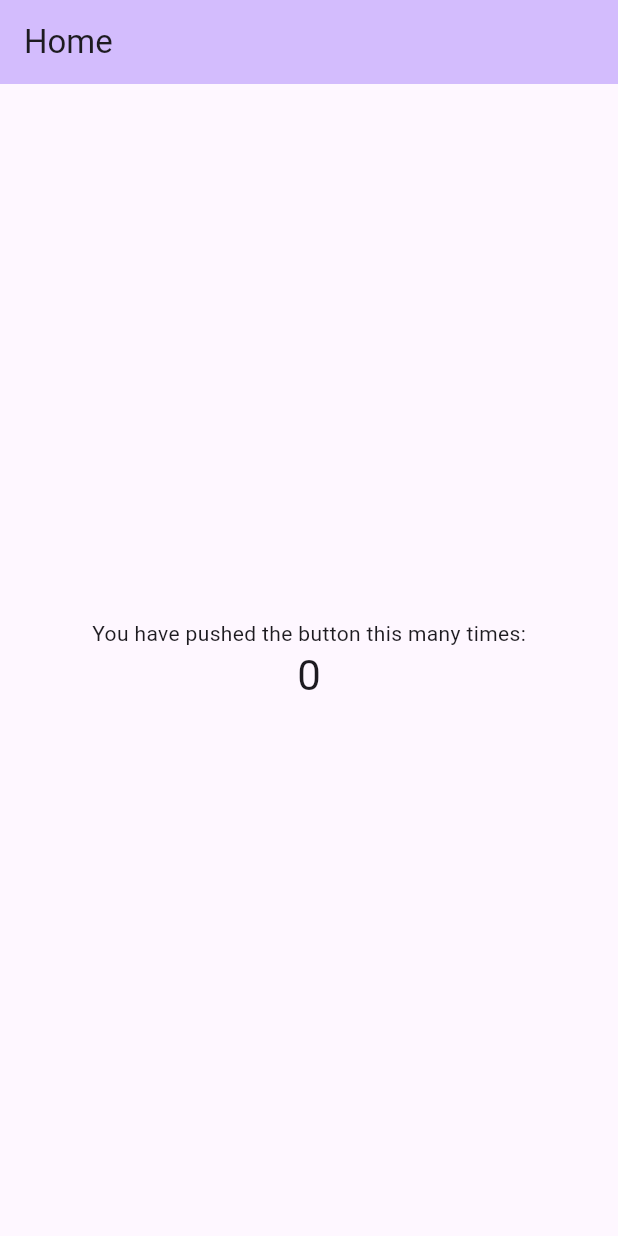
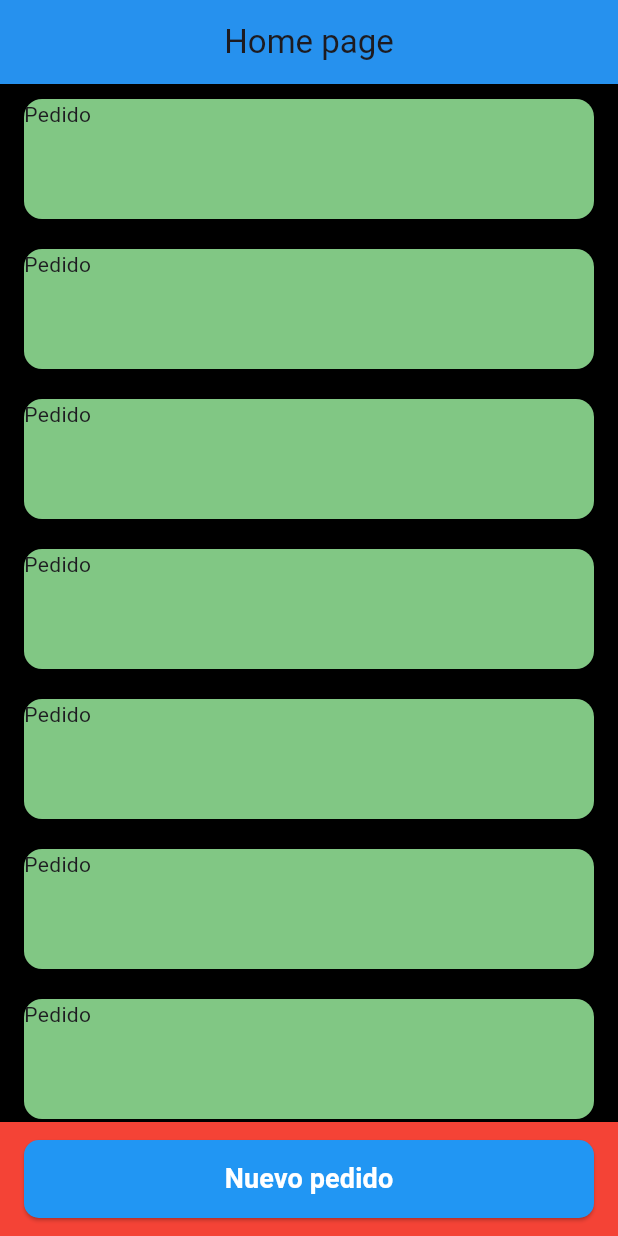
Before and after one commit to Foompe/AccesibilidadFlutter, a Flutter app: the screen it shows after launch, on a phone screen of 412 x 824 dp. Run offline on Flutter 3.47's test engine with Material 3 defaults, Android fonts, the phone set to English and light mode, and no system bars.

Commit message:
Interfaz y navegacion

```diff
--- a/lib/main.dart
+++ b/lib/main.dart
@@ -1,7 +1,10 @@
 import 'package:flutter/material.dart';
+import 'package:t4_1_navegacion/views/CreacionPage.dart';
+import 'package:t4_1_navegacion/views/HomePage.dart';
+import 'package:t4_1_navegacion/views/ProductosPage.dart';
 
 void main() {
-  runApp(const MyApp());
+  runApp(MyApp());
 }
 
 class MyApp extends StatelessWidget {
@@ -9,53 +12,6 @@ class MyApp extends StatelessWidget {
 
   @override
   Widget build(BuildContext context) {
-    return MaterialApp(
-      title: 'Flutter Demo',
-      theme: ThemeData(
-        colorScheme: .fromSeed(seedColor: Colors.deepPurple),
-      ),
-      home: const MyHomePage(title: 'Flutter Demo Home Page'),
-    );
+    return MaterialApp(home: Homepage());
   }
 }
-
-class MyHomePage extends StatefulWidget {
-  const MyHomePage({super.key, required this.title});
-
-  final String title;
-
-  @override
-  State<MyHomePage> createState() => _MyHomePageState();
-}
-
-class _MyHomePageState extends State<MyHomePage> {
-  int _counter = 0;
-
-  void _incrementCounter() {
-    setState(() {
-      _counter++;
-    });
-  }
-
-  @override
-  Widget build(BuildContext context) {
-    return Scaffold(
-      appBar: AppBar(
-        backgroundColor: Theme.of(context).colorScheme.inversePrimary,
-        title: Text("Home"),
-      ),
-      body: Center(
-        child: Column(
-          mainAxisAlignment: .center,
-          children: [
-            const Text('You have pushed the button this many times:'),
-            Text(
-              '$_counter',
-              style: Theme.of(context).textTheme.headlineMedium,
-            ),
-          ],
-        ),
-      ),
-    );
-  }
-}
--- a/lib/models/pedido.dart
+++ b/lib/models/pedido.dart
@@ -1,7 +1,3 @@
 class Pedido {
-  String nombre;
-  int numProduct;
-  List<Producto> listaProductos;
-
 
 }
--- a/lib/views/HomePage.dart
+++ b/lib/views/HomePage.dart
@@ -0,0 +1,77 @@
+import 'package:flutter/material.dart';
+import 'package:t4_1_navegacion/views/CreacionPage.dart';
+import 'package:t4_1_navegacion/views/widgets/Pedido_card_widget.dart';
+import 'package:t4_1_navegacion/views/widgets/Producto_card_widget.dart';
+
+class Homepage extends StatelessWidget{  //Constructor
+  const Homepage({super.key});
+
+  @override
+  Widget build(BuildContext context) {
+
+    //! --> temporal
+    final items = List.generate(16, (i) => "Pedido ${i +1}");
+
+    return Scaffold(
+      appBar: AppBar(
+        backgroundColor: Colors.blue,
+        centerTitle: true,
+        title: Text("Home page"),
+        elevation: 2,
+      ),
+
+
+      body: Container(
+        color: Colors.black,
+        padding: const EdgeInsets.symmetric(horizontal: 12),
+        child: ListView.builder(
+          itemCount: items.length,
+          itemBuilder: (context, index) {
+            return PedidoCardWidget();
+          },
+          ),
+        ),
+
+
+        bottomNavigationBar: SafeArea(
+        child: Container(
+          color: Colors.red,
+          padding: const EdgeInsets.symmetric(
+            horizontal: 16,
+            vertical: 12
+            ),
+
+          child: ElevatedButton(
+              onPressed: () {
+                  //? --> Creamos la navegación
+                  Navigator.push(
+                    context,
+                    MaterialPageRoute(
+                      builder: (context) => const CreacionPage()
+                    )
+                    );
+
+
+              },
+              style: ElevatedButton.styleFrom(
+                backgroundColor: Colors.blue,
+                foregroundColor: Colors.white,
+                minimumSize: const Size.fromHeight(52),
+                shape: RoundedRectangleBorder(
+                  borderRadius: BorderRadius.circular(10),
+                ),
+              ),
+              child: const Text(
+                "Nuevo pedido",
+                style: TextStyle(
+                  fontSize: 18,
+                  fontWeight: FontWeight.bold
+                  ),
+              ),
+            ),
+
+        ),
+      ),
+    );
+  }
+}
--- /dev/null
+++ b/lib/views/widgets/Pedido_card_widget.dart
@@ -0,0 +1,23 @@
+import 'package:flutter/material.dart';
+
+class PedidoCardWidget extends StatelessWidget {
+  const PedidoCardWidget({super.key});
+
+  @override
+  Widget build(BuildContext context) {
+    return Padding(
+      padding: const EdgeInsets.symmetric(vertical: 6),
+      child: Card(
+        color: Colors.green[300],
+        elevation: 3,
+        shape: RoundedRectangleBorder(
+          borderRadius: BorderRadius.circular(12),
+        ),
+        child: const SizedBox(
+          height: 80,
+          child: Text("Pedido"), // altura fija para que se vea
+        ),
+      ),
+    );
+  }
+}
```
Also changed, not shown: lib/views/CreacionPage.dart (added, +170 -0 lines), lib/views/ProductosPage.dart (added, +110 -0 lines), lib/views/widgets/Producto_card_widget.dart (added, +23 -0 lines), lib/views/widgets/Producto_grid_item.dart (added, +50 -0 lines), pubspec.yaml (+7 -65 lines), assets/img/cocacola.png (added), 2 other files.
